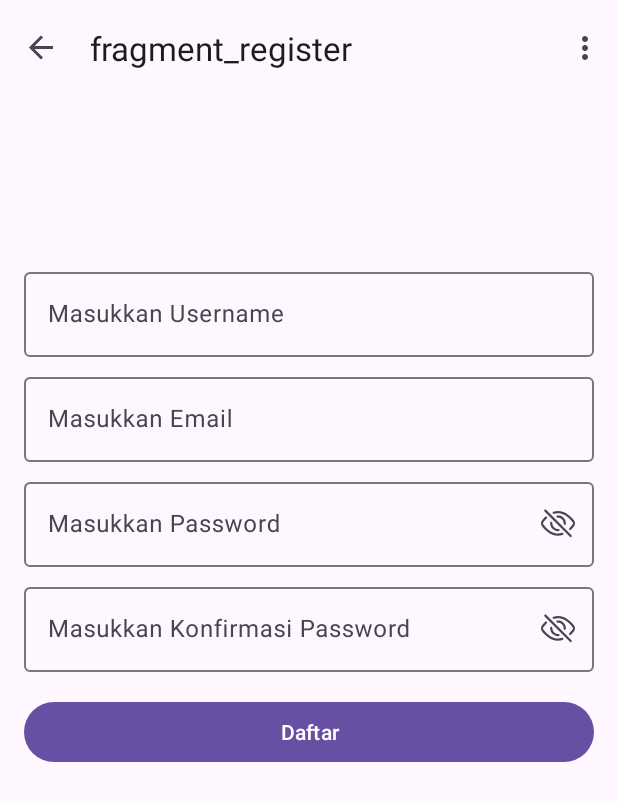
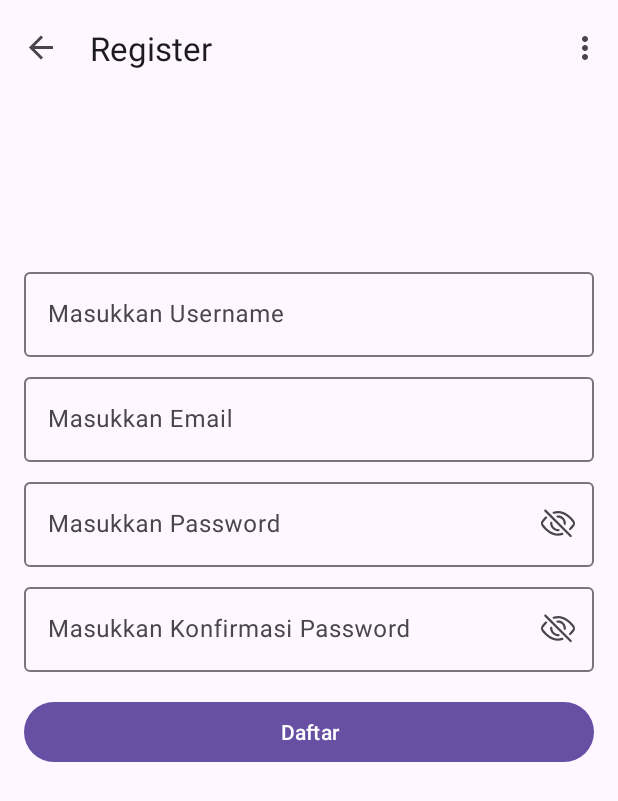
Before and after one commit to suryaLuqman/24001121-synrgy7-slf-note-taking-ch4, an Android app: the screen it shows after launch (MainActivity), after a tap on "Belum punya akun?", on a phone screen of 412 x 824 dp. Shown: the top 801 px of the screen. Run offline under Robolectric (Android 15) with nearby library versions, the phone set to English and light mode, and no system bars; our stand-ins replace navigation-ui; 1 other tap on this screen came first.

Commit message:
refactor : name fragment

```diff
--- a/app/src/main/java/com/slf/latihanch4/LoginFragment.kt
+++ b/app/src/main/java/com/slf/latihanch4/LoginFragment.kt
@@ -37,7 +37,7 @@ class LoginFragment : Fragment() {
         }
 
         binding.buttonRegister.setOnClickListener {
-            findNavController().navigate(R.id.action_ButtonRegister_to_FragmentRegister)
+            findNavController().navigate(R.id.action_LoginFragment_to_registerFragment)
         }
     }
 
--- a/app/src/main/java/com/slf/latihanch4/Register.kt
+++ /dev/null
@@ -1,59 +0,0 @@
-package com.slf.latihanch4
-
-import android.os.Bundle
-import androidx.fragment.app.Fragment
-import android.view.LayoutInflater
-import android.view.View
-import android.view.ViewGroup
-
-// TODO: Rename parameter arguments, choose names that match
-// the fragment initialization parameters, e.g. ARG_ITEM_NUMBER
-private const val ARG_PARAM1 = "param1"
-private const val ARG_PARAM2 = "param2"
-
-/**
- * A simple [Fragment] subclass.
- * Use the [Register.newInstance] factory method to
- * create an instance of this fragment.
- */
-class Register : Fragment() {
-    // TODO: Rename and change types of parameters
-    private var param1: String? = null
-    private var param2: String? = null
-
-    override fun onCreate(savedInstanceState: Bundle?) {
-        super.onCreate(savedInstanceState)
-        arguments?.let {
-            param1 = it.getString(ARG_PARAM1)
-            param2 = it.getString(ARG_PARAM2)
-        }
-    }
-
-    override fun onCreateView(
-        inflater: LayoutInflater, container: ViewGroup?,
-        savedInstanceState: Bundle?
-    ): View? {
-        // Inflate the layout for this fragment
-        return inflater.inflate(R.layout.fragment_register, container, false)
-    }
-
-    companion object {
-        /**
-         * Use this factory method to create a new instance of
-         * this fragment using the provided parameters.
-         *
-         * @param param1 Parameter 1.
-         * @param param2 Parameter 2.
-         * @return A new instance of fragment Register.
-         */
-        // TODO: Rename and change types and number of parameters
-        @JvmStatic
-        fun newInstance(param1: String, param2: String) =
-            Register().apply {
-                arguments = Bundle().apply {
-                    putString(ARG_PARAM1, param1)
-                    putString(ARG_PARAM2, param2)
-                }
-            }
-    }
-}
--- a/app/src/main/java/com/slf/latihanch4/RegisterFragment.kt
+++ b/app/src/main/java/com/slf/latihanch4/RegisterFragment.kt
@@ -1,4 +1,40 @@
 package com.slf.latihanch4
 
-class RegisterFragment {
+import android.os.Bundle
+import android.view.LayoutInflater
+import android.view.View
+import android.view.ViewGroup
+import androidx.fragment.app.Fragment
+import androidx.navigation.fragment.findNavController
+import com.slf.latihanch4.databinding.FragmentRegisterBinding
+
+class RegisterFragment : Fragment() {
+    private var _binding: FragmentRegisterBinding? = null
+
+    // This property is only valid between onCreateView and
+    // onDestroyView.
+    private val binding get() = _binding!!
+
+    override fun onCreateView(
+        inflater: LayoutInflater, container: ViewGroup?,
+        savedInstanceState: Bundle?
+    ): View {
+
+        _binding = FragmentRegisterBinding.inflate(inflater, container, false)
+        return binding.root
+
+    }
+
+    override fun onViewCreated(view: View, savedInstanceState: Bundle?) {
+        super.onViewCreated(view, savedInstanceState)
+
+        binding.buttonRegister.setOnClickListener {
+            findNavController().navigate(R.id.action_registerFragment_to_SecondFragment)
+        }
+    }
+
+    override fun onDestroyView() {
+        super.onDestroyView()
+        _binding = null
+    }
 }
--- a/app/src/main/java/com/slf/latihanch4/SecondFragment.kt
+++ b/app/src/main/java/com/slf/latihanch4/SecondFragment.kt
@@ -34,7 +34,7 @@ class SecondFragment : Fragment() {
         super.onViewCreated(view, savedInstanceState)
 
         binding.buttonSecond.setOnClickListener {
-            findNavController().navigate(R.id.action_SecondFragment_to_FirstFragment)
+            findNavController().navigate(R.id.action_SecondFragment_to_LoginFragment)
         }
 
         binding.fab.setOnClickListener { view ->
--- a/app/src/main/res/layout/fragment_register.xml
+++ b/app/src/main/res/layout/fragment_register.xml
@@ -3,7 +3,7 @@
     xmlns:tools="http://schemas.android.com/tools"
     android:layout_width="match_parent"
     android:layout_height="match_parent"
-    tools:context=".Register">
+    tools:context=".RegisterFragment">
 
     <androidx.constraintlayout.widget.ConstraintLayout
         android:layout_width="match_parent"
--- a/app/src/main/res/menu/menu_main.xml
+++ b/app/src/main/res/menu/menu_main.xml
@@ -5,6 +5,6 @@
     <item
         android:id="@+id/action_settings"
         android:orderInCategory="100"
-        android:title="@string/action_settings"
+        android:title="@string/action_logout"
         app:showAsAction="never" />
 </menu>
--- a/app/src/main/res/navigation/nav_graph.xml
+++ b/app/src/main/res/navigation/nav_graph.xml
@@ -3,10 +3,10 @@
     xmlns:app="http://schemas.android.com/apk/res-auto"
     xmlns:tools="http://schemas.android.com/tools"
     android:id="@+id/nav_graph"
-    app:startDestination="@id/FirstFragment">
+    app:startDestination="@id/LoginFragment">
 
     <fragment
-        android:id="@+id/FirstFragment"
+        android:id="@+id/LoginFragment"
         android:name="com.slf.latihanch4.LoginFragment"
         android:label="@string/title_activity_login"
         tools:layout="@layout/fragment_login">
@@ -16,8 +16,8 @@
             app:destination="@id/SecondFragment" />
 
         <action
-            android:id="@+id/action_ButtonRegister_to_FragmentRegister"
-            app:destination="@id/register" />
+            android:id="@+id/action_LoginFragment_to_registerFragment"
+            app:destination="@id/registerFragment" />
     </fragment>
     <fragment
         android:id="@+id/SecondFragment"
@@ -26,14 +26,17 @@
         tools:layout="@layout/fragment_second">
 
         <action
-            android:id="@+id/action_SecondFragment_to_FirstFragment"
-            app:destination="@id/FirstFragment" />
+            android:id="@+id/action_SecondFragment_to_LoginFragment"
+            app:destination="@id/LoginFragment" />
     </fragment>
     <fragment
-        android:id="@+id/register"
-        android:name="com.slf.latihanch4.Register"
-        android:label="fragment_register"
-        tools:layout="@layout/fragment_register" />
-
+        android:id="@+id/registerFragment"
+        android:name="com.slf.latihanch4.RegisterFragment"
+        android:label="Register"
+        tools:layout="@layout/fragment_register" >
+        <action
+            android:id="@+id/action_registerFragment_to_SecondFragment"
+            app:destination="@id/SecondFragment" />
+    </fragment>
 
 </navigation>
--- a/app/src/main/res/values/strings.xml
+++ b/app/src/main/res/values/strings.xml
@@ -25,4 +25,5 @@
     <string name="prompt_username">Masukkan Username</string>
     <!-- TODO: Remove or change this placeholder text -->
     <string name="hello_blank_fragment">Hello blank fragment</string>
+    <string name="action_logout">Logout</string>
 </resources>
```
Also changed, not shown: app/src/main/res/layout/activity_main.xml (+0 -9 lines).
